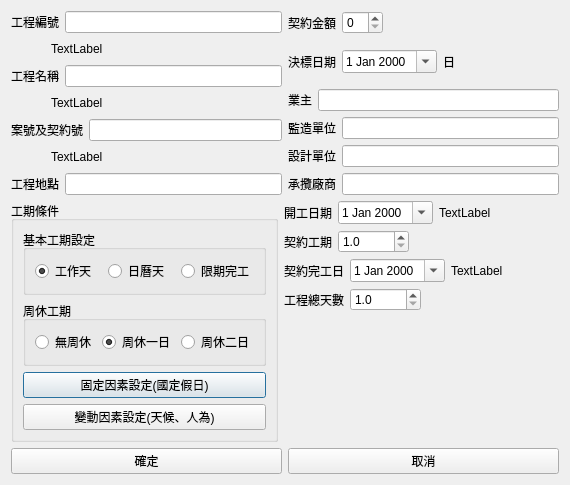
Before: the Qt Designer form Python/QtCreateProjectDialog.ui in foxking0416/HuachunDailyReport2024, drawn with Qt 5.
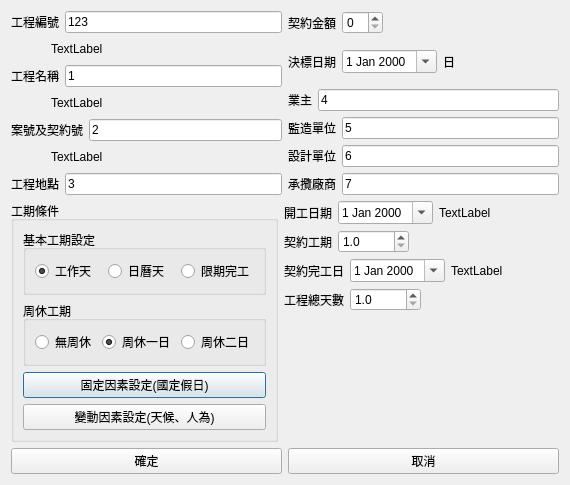
After: the same form once the commit is applied.

Commit message: 實做可以儲存project data 的功能

Diff of the .ui file:
```diff
--- a/Python/QtCreateProjectDialog.ui
+++ b/Python/QtCreateProjectDialog.ui
@@ -32,7 +32,11 @@
               </widget>
              </item>
              <item>
-              <widget class="QLineEdit" name="qtProjectNumberLineEdit"/>
+              <widget class="QLineEdit" name="qtProjectNumberLineEdit">
+               <property name="text">
+                <string>123</string>
+               </property>
+              </widget>
              </item>
             </layout>
            </item>
@@ -83,7 +87,11 @@
                 </widget>
                </item>
                <item>
-                <widget class="QLineEdit" name="qtProjectNameLineEdit"/>
+                <widget class="QLineEdit" name="qtProjectNameLineEdit">
+                 <property name="text">
+                  <string>1</string>
+                 </property>
+                </widget>
                </item>
               </layout>
              </item>
@@ -136,7 +144,11 @@
                 </widget>
                </item>
                <item>
-                <widget class="QLineEdit" name="qtContractNumberLineEdit"/>
+                <widget class="QLineEdit" name="qtContractNumberLineEdit">
+                 <property name="text">
+                  <string>2</string>
+                 </property>
+                </widget>
                </item>
               </layout>
              </item>
@@ -183,7 +195,11 @@
           </widget>
          </item>
          <item>
-          <widget class="QLineEdit" name="qtProjectLocationLineEdit"/>
+          <widget class="QLineEdit" name="qtProjectLocationLineEdit">
+           <property name="text">
+            <string>3</string>
+           </property>
+          </widget>
          </item>
         </layout>
        </item>
@@ -266,7 +282,11 @@
           </widget>
          </item>
          <item>
-          <widget class="QLineEdit" name="qtOwnerLineEdit"/>
+          <widget class="QLineEdit" name="qtOwnerLineEdit">
+           <property name="text">
+            <string>4</string>
+           </property>
+          </widget>
          </item>
         </layout>
        </item>
@@ -280,7 +300,11 @@
           </widget>
          </item>
          <item>
-          <widget class="QLineEdit" name="qtSupervisorLineEdit"/>
+          <widget class="QLineEdit" name="qtSupervisorLineEdit">
+           <property name="text">
+            <string>5</string>
+           </property>
+          </widget>
          </item>
         </layout>
        </item>
@@ -294,7 +318,11 @@
           </widget>
          </item>
          <item>
-          <widget class="QLineEdit" name="qtDesignerLineEdit"/>
+          <widget class="QLineEdit" name="qtDesignerLineEdit">
+           <property name="text">
+            <string>6</string>
+           </property>
+          </widget>
          </item>
         </layout>
        </item>
@@ -308,7 +336,11 @@
           </widget>
          </item>
          <item>
-          <widget class="QLineEdit" name="qtContractorLineEdit"/>
+          <widget class="QLineEdit" name="qtContractorLineEdit">
+           <property name="text">
+            <string>7</string>
+           </property>
+          </widget>
          </item>
         </layout>
        </item>
```
The commit also changes 3 other files.
